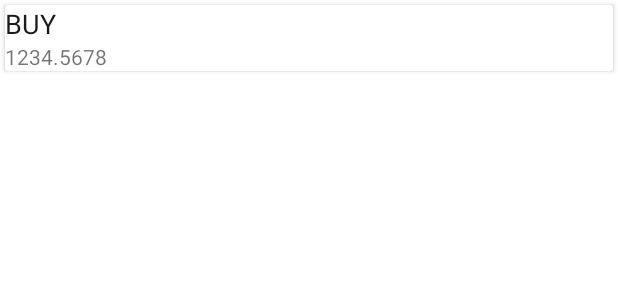
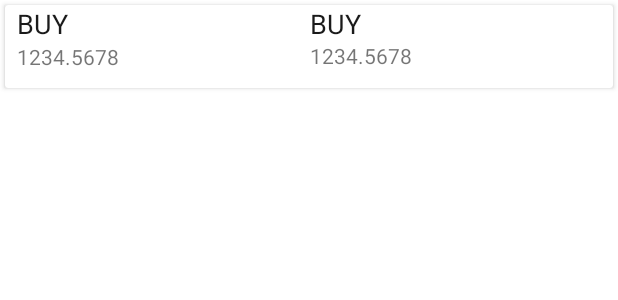
Before and after one commit to bodymindarts/risq-android, an Android app: the layout open_offer_item.xml on its own in the app's theme, with its tools: preview values and no code run, on a phone screen of 412 x 824 dp. Shown: the top 300 px of the screen. Run offline under Robolectric (Android 15) with nearby library versions, the phone set to English and light mode, and no system bars.

Commit message:
Add second column to offers view

```diff
--- a/app/src/main/java/risq/android/RisqMainActivity.kt
+++ b/app/src/main/java/risq/android/RisqMainActivity.kt
@@ -45,7 +45,10 @@ class RisqMainActivity : AppCompatActivity(), AdapterView.OnItemSelectedListener
 
         mViewModel = ViewModelProviders.of(this).get(OpenOffersViewModel::class.java)
         mViewModel.sells.observe(this, Observer {
-            mOffersAdapter.offers = it
+            mOffersAdapter.sells = it
+        })
+        mViewModel.buys.observe(this, Observer {
+            mOffersAdapter.buys = it
         })
         mViewModel.markets.observe(this, Observer {
             Log.i(LOG_TAG,"UPDATING MARKETS")
--- a/app/src/main/res/layout/open_offer_item.xml
+++ b/app/src/main/res/layout/open_offer_item.xml
@@ -1,35 +1,60 @@
 <?xml version="1.0" encoding="utf-8"?>
 <LinearLayout
     xmlns:android="http://schemas.android.com/apk/res/android"
+    xmlns:app="http://schemas.android.com/apk/res-auto"
+    xmlns:tools="http://schemas.android.com/tools"
     android:orientation="vertical"
     android:layout_width="match_parent"
     android:layout_height="wrap_content">
 
     <androidx.cardview.widget.CardView
-        android:layout_margin="3dp"
         android:layout_width="match_parent"
-        android:layout_height="wrap_content">
+        android:layout_height="wrap_content"
+        android:layout_margin="3dp">
 
-        <LinearLayout
-            android:orientation="vertical"
+        <androidx.constraintlayout.widget.ConstraintLayout
             android:layout_width="match_parent"
-            android:layout_height="wrap_content">
+            android:layout_height="55dp">
 
             <TextView
-                android:id="@+id/textViewDirection"
-                android:layout_width="wrap_content"
+                android:id="@+id/buyDirection"
+                android:layout_width="44dp"
+                android:layout_height="24dp"
+                android:layout_marginStart="8dp"
+                android:text="BUY"
+                android:textColor="#1A1A1A"
+                android:textSize="18sp"
+                app:layout_constraintStart_toStartOf="parent"
+                tools:layout_editor_absoluteY="0dp" />
+
+            <TextView
+                android:id="@+id/sellDirection"
+                android:layout_width="0dp"
                 android:layout_height="wrap_content"
                 android:text="BUY"
                 android:textColor="#1A1A1A"
-                android:textSize="18sp" />
+                android:textSize="18sp"
+                app:layout_constraintStart_toStartOf="@+id/sellPrice"
+                tools:layout_editor_absoluteY="0dp" />
 
             <TextView
-                android:id="@+id/textViewPrice"
-                android:layout_width="match_parent"
+                android:id="@+id/sellPrice"
+                android:layout_width="195dp"
                 android:layout_height="wrap_content"
-                android:text="1234.5678" />
+                android:text="1234.5678"
+                app:layout_constraintStart_toEndOf="@+id/buyPrice"
+                app:layout_constraintTop_toBottomOf="@+id/buyDirection" />
 
-        </LinearLayout>
+            <TextView
+                android:id="@+id/buyPrice"
+                android:layout_width="195dp"
+                android:layout_height="wrap_content"
+                android:layout_marginStart="8dp"
+                android:text="1234.5678"
+                app:layout_constraintStart_toStartOf="parent"
+                app:layout_constraintTop_toBottomOf="@+id/sellDirection" />
+        </androidx.constraintlayout.widget.ConstraintLayout>
+
     </androidx.cardview.widget.CardView>
 
 </LinearLayout>
```
Also changed, not shown: app/src/main/java/risq/android/OpenOfferAdapter.kt (+24 -5 lines), app/src/main/java/risq/android/OpenOffersViewModel.kt (+4 -4 lines), 2 other files.
